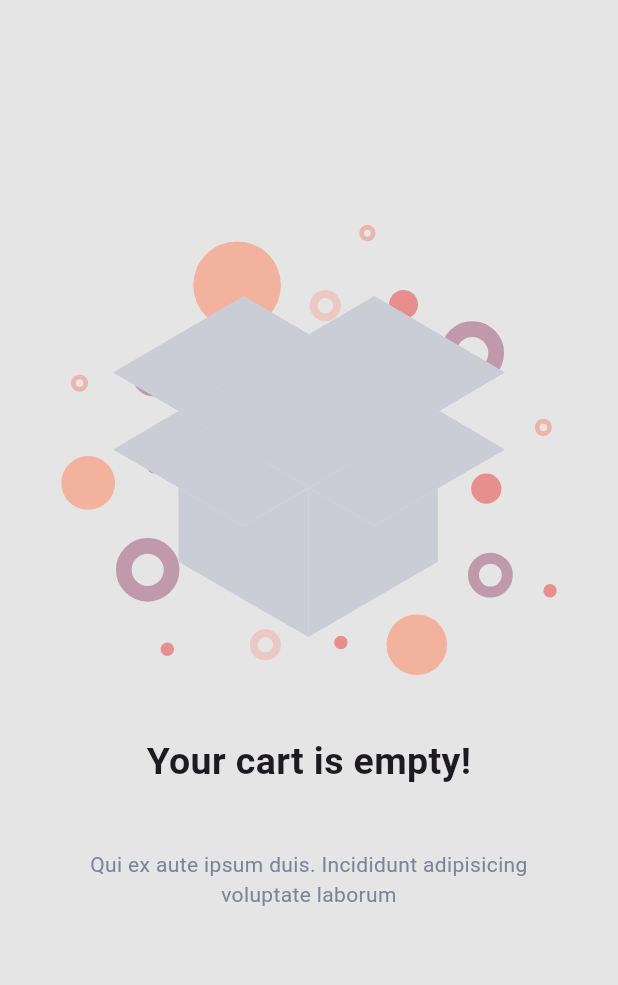
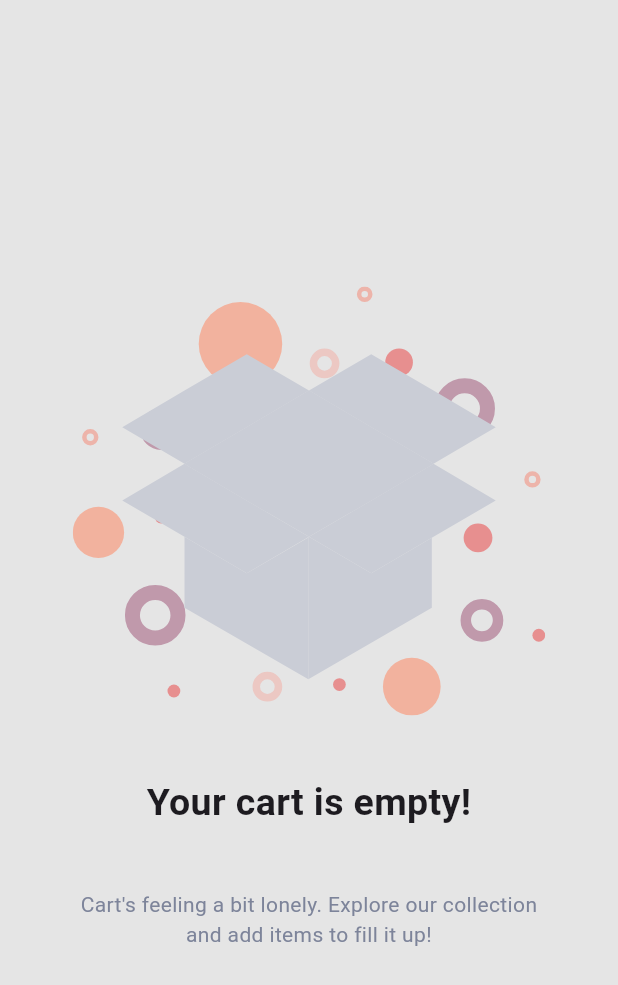
Before and after one commit to alaajawhar/yummer-flutter, a Flutter app: the EmptyCartWidget screen opened directly, on a phone screen of 412 x 824 dp. Shown: the top 985 px of the screen. Run offline on Flutter 3.47's test engine with Material 3 defaults, Android fonts, the phone set to English and light mode, and no system bars; our stand-ins replace dio, email_validator, flutter_svg, logger; missing offline and left inert: pretty_json.

Commit message:
ive just pulled the code and made it run on my windows machine with android emulators. ive fixed 2 screens so far (order/cart and profile screens)

```diff
--- a/lib/constants/UIResources.dart
+++ b/lib/constants/UIResources.dart
@@ -1,13 +1,16 @@
+import 'Routes.dart';
 
-class UIResources{
+class UIResources {
   static String FONT = "Mulish";
 
   // TEXTS
   static String BRAND_NAME = "IShop";
-  static String FORGOT_PASSWORD_TEXT = "Please enter your email address. You will receive a link to create a new password via email.";
+  static String FORGOT_PASSWORD_TEXT =
+      "Please enter your email address. You will receive a link to create a new password via email.";
 
   // IMAGES
-  static String DEFAULT_PROFILE_PICTURE = 'assets/icons/default/CashedProfilePic.png';
+  static String DEFAULT_PROFILE_PICTURE =
+      'assets/icons/default/CashedProfilePic.png';
   static String DEFAULT_ORDER_ITEM = 'assets/icons/default/CashedOrderItem.png';
   static String DEFAULT_OFFER_ITEM = 'assets/icons/default/CashedOfferItem.png';
   static String HOME_APP_BAR_BACKGROUND = 'assets/images/HomeScreenHeader.png';
@@ -20,14 +23,21 @@ class UIResources{
 
   //ICONS
   static String BACK_ARROW_ICON = 'assets/icons/back.svg';
+  static String NEXT_ARROW_ICON = 'assets/icons/arrow-right.svg';
 
   //PROFILE
-  static ProfileButton ORDER_HISTORY_BUTTON = ProfileButton('assets/icons/calendar.svg','Order History');
-  static ProfileButton PAYMENT_METHOD_BUTTON = ProfileButton('assets/icons/credit-card.svg','Payment Method');
-  static ProfileButton MY_ADDRESS_BUTTON = ProfileButton('assets/icons/map-pin.svg','My Address');
-  static ProfileButton MY_PROMO_CODES_BUTTON = ProfileButton('assets/icons/gift.svg','My Promocodes');
-  static ProfileButton MY_FAVORITES_BUTTON = ProfileButton('assets/icons/heart.svg','My Favorite');
-  static ProfileButton SIGN_OUT_BUTTON = ProfileButton('assets/icons/log-out.svg','Sign out');
+  static ProfileButton ORDER_HISTORY_BUTTON = ProfileButton(
+      'assets/icons/calendar.svg', 'Order History', Routes.EDIT_PROFILE);
+  static ProfileButton PAYMENT_METHOD_BUTTON = ProfileButton(
+      'assets/icons/credit-card.svg', 'Payment Method', Routes.EDIT_PROFILE);
+  static ProfileButton MY_ADDRESS_BUTTON = ProfileButton(
+      'assets/icons/map-pin.svg', 'My Address', Routes.EDIT_PROFILE);
+  static ProfileButton MY_PROMO_CODES_BUTTON = ProfileButton(
+      'assets/icons/gift.svg', 'My Promocodes', Routes.EDIT_PROFILE);
+  static ProfileButton MY_FAVORITES_BUTTON = ProfileButton(
+      'assets/icons/heart.svg', 'My Favorite', Routes.EDIT_PROFILE);
+  static ProfileButton SIGN_OUT_BUTTON = ProfileButton(
+      'assets/icons/log-out.svg', 'Sign out', Routes.EDIT_PROFILE);
 
   //MY ADDRESS
   static String LOCATION_ICON = 'assets/icons/map-pin.svg';
@@ -36,33 +46,64 @@ class UIResources{
   static String ON_BOARDING_SCREEN_1 = 'assets/images/OnboardingScreen1.svg';
   static String ON_BOARDING_SCREEN_2 = 'assets/images/OnboardingScreen2.svg';
   static String ON_BOARDING_SCREEN_3 = 'assets/images/OnboardingScreen3.svg';
-  static String SUCCESSFUL_RESET_PASSWORD_IMAGE = 'assets/images/SuccessfulResetPassword.svg';
+  static String SUCCESSFUL_RESET_PASSWORD_IMAGE =
+      'assets/images/SuccessfulResetPassword.svg';
   static String FAILURE_IMAGE = 'assets/images/Failure.svg';
   static String EMPTY_CART_IMAGE = 'assets/images/EmptyCart.svg';
 
-
   // TEXT_IMAGE
   static List<UITextImage> ON_BOARDING_LIST = [
-    UITextImage("Find the Shop!", "Qui ex aute ipsum duis. Incididunt adipisicing voluptate laborum.", ON_BOARDING_SCREEN_1),
-    UITextImage("Choose favorite Foods!", "Qui ex aute ipsum duis. Incididunt adipisicing voluptate laborum.", ON_BOARDING_SCREEN_2),
-    UITextImage("Get your Order For delivery!", "Qui ex aute ipsum duis. Incididunt adipisicing voluptate laborum.", ON_BOARDING_SCREEN_3)
+    UITextImage(
+        "Find the Shop!",
+        "Qui ex aute ipsum duis. Incididunt adipisicing voluptate laborum.",
+        ON_BOARDING_SCREEN_1),
+    UITextImage(
+        "Choose favorite Foods!",
+        "Qui ex aute ipsum duis. Incididunt adipisicing voluptate laborum.",
+        ON_BOARDING_SCREEN_2),
+    UITextImage(
+        "Get your Order For delivery!",
+        "Qui ex aute ipsum duis. Incididunt adipisicing voluptate laborum.",
+        ON_BOARDING_SCREEN_3)
   ];
-  static UITextImage SUCCESSFUL_RESET_PASSWORD_TEXT_IMAGE = UITextImage("Your password has been reset!","Qui ex aute ipsum duis. Incididunt adipisicing voluptate laborum",SUCCESSFUL_RESET_PASSWORD_IMAGE);
-  static UITextImage UNEXPECTED_ERROR_TEXT_IMAGE = UITextImage("Sorry!","Unexpected error happened, please try again later",FAILURE_IMAGE);
-  static UITextImage EMPTY_CART_TEXT_IMAGE = UITextImage("Your cart is empty!","Qui ex aute ipsum duis. Incididunt adipisicing voluptate laborum",EMPTY_CART_IMAGE);
+  static UITextImage SUCCESSFUL_RESET_PASSWORD_TEXT_IMAGE = UITextImage(
+      "Your password has been reset!",
+      "Qui ex aute ipsum duis. Incididunt adipisicing voluptate laborum",
+      SUCCESSFUL_RESET_PASSWORD_IMAGE);
+  static UITextImage UNEXPECTED_ERROR_TEXT_IMAGE = UITextImage("Sorry!",
+      "Unexpected error happened, please try again later", FAILURE_IMAGE);
+  static UITextImage EMPTY_CART_TEXT_IMAGE = UITextImage(
+      "Your cart is empty!",
+      "Cart's feeling a bit lonely. Explore our collection and add items to fill it up!",
+      EMPTY_CART_IMAGE);
 }
 
-class UITextImage{
-   String SCREEN_TITLE;
-   String SCREEN_DESCRIPTION ;
-   String SCREEN_IMAGE;
+class UITextImage {
+  String SCREEN_TITLE;
+  String SCREEN_DESCRIPTION;
+
+  String SCREEN_IMAGE;
 
   UITextImage(this.SCREEN_TITLE, this.SCREEN_DESCRIPTION, this.SCREEN_IMAGE);
 }
 
-class ProfileButton{
-  String PREFIX_ICON;
-  String BUTTON_TEXT ;
+class ProfileButton {
+  String leadingIcon;
+  String title;
+  String routeId;
 
-  ProfileButton(this.PREFIX_ICON, this.BUTTON_TEXT);
+  ProfileButton(this.leadingIcon, this.title, this.routeId);
+
+  static List<ProfileButton> profileMenuItems = [
+    ProfileButton(
+        'assets/icons/calendar.svg', 'Order History', Routes.ORDER_HISTORY),
+    ProfileButton('assets/icons/credit-card.svg', 'Payment Method',
+        Routes.PAYMENT_METHOD),
+    ProfileButton('assets/icons/map-pin.svg', 'My Address', Routes.MY_ADDRESS),
+    ProfileButton(
+        'assets/icons/gift.svg', 'My Promocodes', Routes.MY_PROMO_CODES),
+    ProfileButton(
+        'assets/icons/heart.svg', 'My Favorite', Routes.MY_PROMO_CODES),
+    ProfileButton('assets/icons/log-out.svg', 'Sign out', Routes.SIGN_IN),
+  ];
 }
--- a/lib/screens/mainScreen/homeMainScreen/miniComponents/DeliverTo.dart
+++ b/lib/screens/mainScreen/homeMainScreen/miniComponents/DeliverTo.dart
@@ -5,19 +5,19 @@ import 'package:ishop/constants/UIColors.dart';
 import 'package:ishop/constants/UIResources.dart';
 
 class DeliverTo extends StatefulWidget {
-  String? profilePic;
+  String? profilePictureUrl;
   String? province;
   String? state;
   DeliverTo(
       {Key? key,
       required this.province,
       required this.state,
-      required this.profilePic})
+      required this.profilePictureUrl})
       : super(key: key);
 
   @override
   _DeliverToState createState() =>
-      _DeliverToState(this.province, this.state, this.profilePic);
+      _DeliverToState(this.province, this.state, this.profilePictureUrl);
 }
 
 class _DeliverToState extends State<DeliverTo> {
--- a/lib/screens/mainScreen/menuMainScreen/MenuMainScreen.dart
+++ b/lib/screens/mainScreen/menuMainScreen/MenuMainScreen.dart
@@ -4,7 +4,6 @@ import 'package:ishop/screens/mainScreen/common/PopularItemsList.dart';
 import 'package:ishop/services/backend/OrderService.dart';
 import 'package:ishop/services/modules/StoreModule.dart';
 import 'package:ishop/services/utils/AppUtils.dart';
-import 'commons/SearchBar.dart';
 
 class MenuMainScreen extends StatefulWidget {
   const MenuMainScreen({Key? key}) : super(key: key);
@@ -25,7 +24,7 @@ class _MenuMainScreenState extends State<MenuMainScreen> {
             backgroundColor: UIColors.MAIN_COLOR_GREY_LEVEL_1,
             elevation: 0,
             title: SearchBar(),
-            bottom: appBarBottom( 'Popular Orders'),
+            bottom: appBarBottom('Popular Orders'),
           )),
       body: Container(
         padding: EdgeInsets.all(10),
@@ -49,7 +48,7 @@ class _MenuMainScreenState extends State<MenuMainScreen> {
     );
   }
 
-  PreferredSize appBarBottom(String text){
+  PreferredSize appBarBottom(String text) {
     return PreferredSize(
       preferredSize: Size.fromHeight(4),
       child: Container(
@@ -66,5 +65,4 @@ class _MenuMainScreenState extends State<MenuMainScreen> {
       ),
     );
   }
-
 }
--- a/lib/screens/mainScreen/orderMainScreen/components/EmptyCartWidget.dart
+++ b/lib/screens/mainScreen/orderMainScreen/components/EmptyCartWidget.dart
@@ -10,16 +10,14 @@ class EmptyCartWidget extends StatelessWidget {
     return Scaffold(
         backgroundColor: UIColors.MAIN_COLOR_GREY_LEVEL_1,
         body: Padding(
-        padding: const EdgeInsets.only(
-            top: 150, right: 40, left: 40, bottom: 40),
+        padding: const EdgeInsets.all(40),
         child: Container(
-          width: double.infinity,
           child: Column(
             crossAxisAlignment: CrossAxisAlignment.center,
+            mainAxisAlignment: MainAxisAlignment.center,
             children: [
               SvgPicture.asset(
                 UIResources.EMPTY_CART_TEXT_IMAGE.SCREEN_IMAGE,
-                height: 300,
               ),
               const SizedBox(
                 height: 40,
@@ -41,9 +39,6 @@ class EmptyCartWidget extends StatelessWidget {
                 style: const TextStyle(
                     color: UIColors.TEXT_SHADOW_COLOR),
               ),
-              const SizedBox(
-                height: 40,
-              ),
             ],
           ),
         ),
--- a/lib/services/constants/UrlConstants.dart
+++ b/lib/services/constants/UrlConstants.dart
@@ -10,10 +10,10 @@ class UrlConstants{
 
 
   static String _getBaseUrl(){
-    String LOCAL_HOST_BASE_URL =  'http://localhost:3000';
+    String LOCAL_HOST_BASE_URL =  'http://localhost:8081/v1';
     String SIT_BASE_URL =  'https://4548-46-152-153-159.ngrok.io';
-    String UAT_BASE_URL =  'http://localhost:3000';
-    String PROD_BASE_URL =  'http://localhost:3000';
+    String UAT_BASE_URL =  'http://localhost:8081';
+    String PROD_BASE_URL =  'http://localhost:8081';
 
     switch(ENV){
       case ENVIRONMENT.LOCAL_HOST:
--- a/lib/services/interceptors/LoggingInterceptor.dart
+++ b/lib/services/interceptors/LoggingInterceptor.dart
@@ -4,7 +4,7 @@ import 'package:logger/logger.dart';
 import 'package:pretty_json/pretty_json.dart';
 
 class LoggingInterceptor extends Interceptor {
-  Logger LOG = AppUtils.LOGGER;
+  Logger LOG = AppLogger.LOGGER;
 
   @override
   void onRequest(RequestOptions options, RequestInterceptorHandler handler) {
--- a/lib/services/utils/AppUtils.dart
+++ b/lib/services/utils/AppUtils.dart
@@ -51,8 +51,9 @@ class AppUtils {
       elevation: 0,
     );
 
-    Scaffold.of(context)
+    ScaffoldMessenger.of(context)
       ..hideCurrentSnackBar()
       ..showSnackBar(snackBar);
+
   }
 }
--- a/lib/utils/AppUtils.dart
+++ b/lib/utils/AppUtils.dart
@@ -1,6 +1,6 @@
 import 'package:logger/logger.dart';
 
-class AppUtils {
+class AppLogger {
 
   static final LOGGER = Logger(
     printer: PrettyPrinter(
```
Also changed, not shown: lib/screens/commonComponents/AppButton.dart (+9 -5 lines), lib/screens/intro_screen/IntroScreens.dart (+11 -8 lines), lib/screens/mainScreen/homeMainScreen/HomeMainScreen.dart (+73 -61 lines), lib/screens/mainScreen/profileMainScreen/ProfileMainScreen.dart (+66 -84 lines), assets/icons/arrow-right.svg (added), pubspec.lock, 2 other files.
